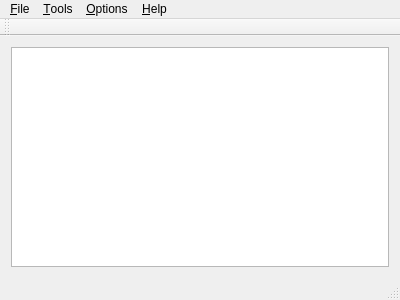
Old version of the form mainwindow.ui in the repository smKaK/ExcelLab.
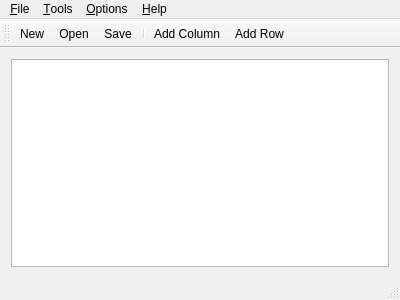
New version of the form. Custom widgets are drawn as their Qt base class.

Patch:
```diff
--- a/mainwindow.ui
+++ b/mainwindow.ui
@@ -72,6 +72,12 @@
    <attribute name="toolBarBreak">
     <bool>false</bool>
    </attribute>
+   <addaction name="actionNew"/>
+   <addaction name="action_Open"/>
+   <addaction name="action_Save"/>
+   <addaction name="separator"/>
+   <addaction name="actionAdd_Column"/>
+   <addaction name="actionAdd_Row"/>
   </widget>
   <widget class="QStatusBar" name="statusBar"/>
   <action name="actionNew">
@@ -122,6 +128,16 @@
     <string>About App</string>
    </property>
   </action>
+  <action name="actionAdd_Column">
+   <property name="text">
+    <string>Add Column</string>
+   </property>
+  </action>
+  <action name="actionAdd_Row">
+   <property name="text">
+    <string>Add Row</string>
+   </property>
+  </action>
  </widget>
  <layoutdefault spacing="6" margin="11"/>
  <customwidgets>
```
